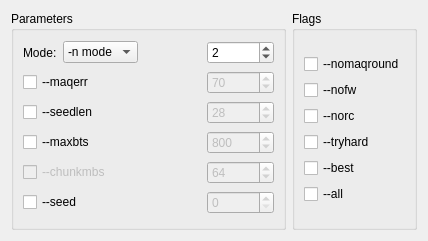
Above: src/plugins/external_tool_support/src/ui/BowtieSettings.ui from violethaze74/ugene before the change. Below: the same form after it.
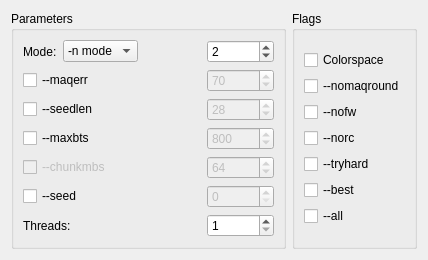
That is the form after the change.

Commit message: UGENE-477 finish bowtie integration, add colorspace option, remove old bowtie plugin

```diff
--- a/src/plugins/external_tool_support/src/ui/BowtieSettings.ui
+++ b/src/plugins/external_tool_support/src/ui/BowtieSettings.ui
@@ -341,6 +341,36 @@
           </item>
          </layout>
         </item>
+        <item row="7" column="4">
+         <widget class="QSpinBox" name="threadsSpinBox">
+          <property name="minimum">
+           <number>1</number>
+          </property>
+          <property name="value">
+           <number>1</number>
+          </property>
+         </widget>
+        </item>
+        <item row="7" column="3">
+         <spacer name="horizontalSpacer_3">
+          <property name="orientation">
+           <enum>Qt::Horizontal</enum>
+          </property>
+          <property name="sizeHint" stdset="0">
+           <size>
+            <width>40</width>
+            <height>20</height>
+           </size>
+          </property>
+         </spacer>
+        </item>
+        <item row="7" column="2">
+         <widget class="QLabel" name="label_2">
+          <property name="text">
+           <string>Threads:</string>
+          </property>
+         </widget>
+        </item>
        </layout>
       </item>
      </layout>
@@ -360,6 +390,13 @@
      <layout class="QVBoxLayout" name="verticalLayout_2">
       <item>
        <layout class="QVBoxLayout" name="verticalLayout">
+        <item>
+         <widget class="QCheckBox" name="colorspaceCheckBox">
+          <property name="text">
+           <string>Colorspace</string>
+          </property>
+         </widget>
+        </item>
         <item>
          <widget class="QCheckBox" name="nomaqroundCheckBox">
           <property name="toolTip">
```
The commit also changes 223 other files.
